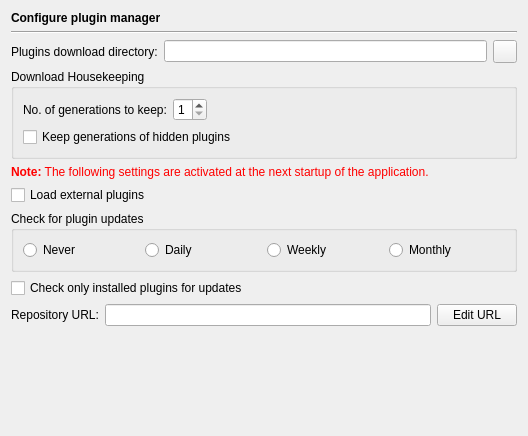
Above: Preferences/ConfigurationPages/PluginManagerPage.ui from testmana2/test before the change. Below: the same form after it.
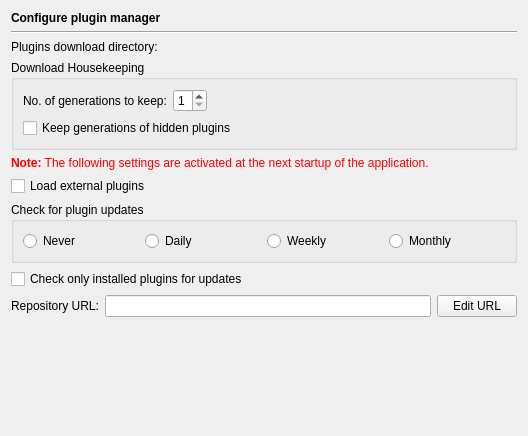
That is the form after the change. Custom widgets are drawn as their Qt base class.

Commit message: Changed more configuration pages to use the path picker.

Patch:
```diff
--- a/Preferences/ConfigurationPages/PluginManagerPage.ui
+++ b/Preferences/ConfigurationPages/PluginManagerPage.ui
@@ -41,19 +41,21 @@
       </widget>
      </item>
      <item>
-      <widget class="QLineEdit" name="downloadDirEdit">
+      <widget class="E5PathPicker" name="downloadDirPicker" native="true">
+       <property name="sizePolicy">
+        <sizepolicy hsizetype="Expanding" vsizetype="Preferred">
+         <horstretch>0</horstretch>
+         <verstretch>0</verstretch>
+        </sizepolicy>
+       </property>
+       <property name="focusPolicy">
+        <enum>Qt::StrongFocus</enum>
+       </property>
        <property name="toolTip">
         <string>Enter the plugins download directory</string>
        </property>
       </widget>
      </item>
-     <item>
-      <widget class="QToolButton" name="downloadDirButton">
-       <property name="toolTip">
-        <string>Select the plugins download directory via a directory selection dialog</string>
-       </property>
-      </widget>
-     </item>
     </layout>
    </item>
    <item>
@@ -233,6 +235,14 @@
    </item>
   </layout>
  </widget>
+ <customwidgets>
+  <customwidget>
+   <class>E5PathPicker</class>
+   <extends>QWidget</extends>
+   <header>E5Gui/E5PathPicker.h</header>
+   <container>1</container>
+  </customwidget>
+ </customwidgets>
  <tabstops>
   <tabstop>downloadDirEdit</tabstop>
   <tabstop>downloadDirButton</tabstop>
```
Left out of the diff: 3 changed lines with no effect on the pictures. The commit also changes 13 other files.
